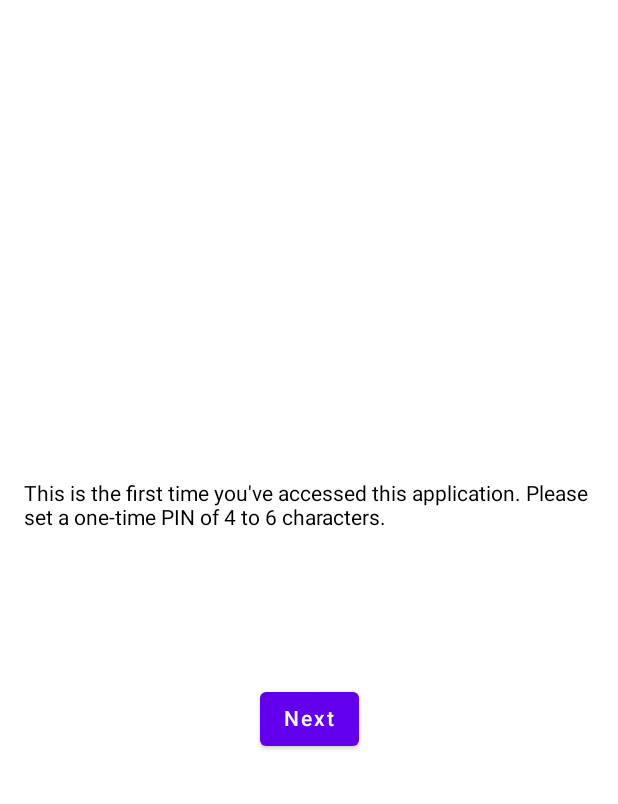
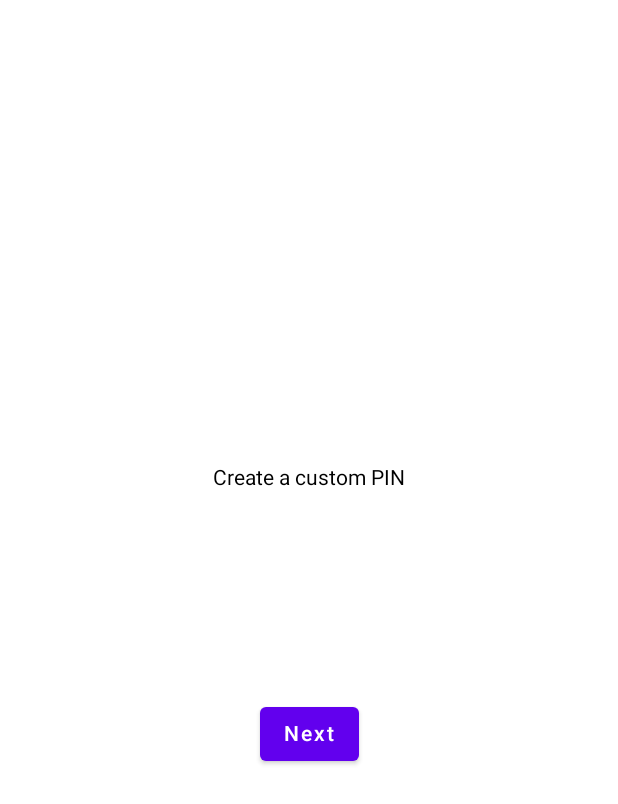
Before and after one commit to nickprice101/StarbuckNoteTaker, an Android app built with Jetpack Compose: the screen it shows after launch (MainActivity), on a phone screen of 412 x 824 dp. Shown: the top 804 px of the screen. Run offline under Robolectric (Android 15) with nearby library versions, the phone set to English and light mode, and no system bars.

Commit message:
Improve delete interaction and update PIN setup UI

```diff
--- a/app/src/main/java/com/example/starbucknotetaker/ui/NoteListScreen.kt
+++ b/app/src/main/java/com/example/starbucknotetaker/ui/NoteListScreen.kt
@@ -122,7 +122,9 @@ private fun SwipeToDeleteNoteItem(
                 .background(Color.Red),
             contentAlignment = Alignment.Center
         ) {
-            IconButton(onClick = onDelete) {
+            IconButton(onClick = {
+                scope.launch { swipeState.animateTo(2) }
+            }) {
                 Icon(
                     Icons.Default.Delete,
                     contentDescription = "Delete",
--- a/app/src/main/java/com/example/starbucknotetaker/ui/PinScreens.kt
+++ b/app/src/main/java/com/example/starbucknotetaker/ui/PinScreens.kt
@@ -52,7 +52,7 @@ fun PinSetupScreen(pinManager: PinManager, onDone: (String) -> Unit) {
     LaunchedEffect(Unit) { focusRequester.requestFocus() }
 
     val message = if (firstPin == null) {
-        "This is the first time you've accessed this application. Please set a one-time PIN of 4 to 6 characters."
+        "Create a custom PIN"
     } else {
         "Please confirm your PIN."
     }
@@ -79,7 +79,7 @@ fun PinSetupScreen(pinManager: PinManager, onDone: (String) -> Unit) {
             singleLine = true,
             textStyle = androidx.compose.material.LocalTextStyle.current.copy(
                 textAlign = TextAlign.Center,
-                fontSize = 32.sp
+                fontSize = 64.sp
             ),
             colors = TextFieldDefaults.textFieldColors(
                 backgroundColor = Color.Transparent,
```
